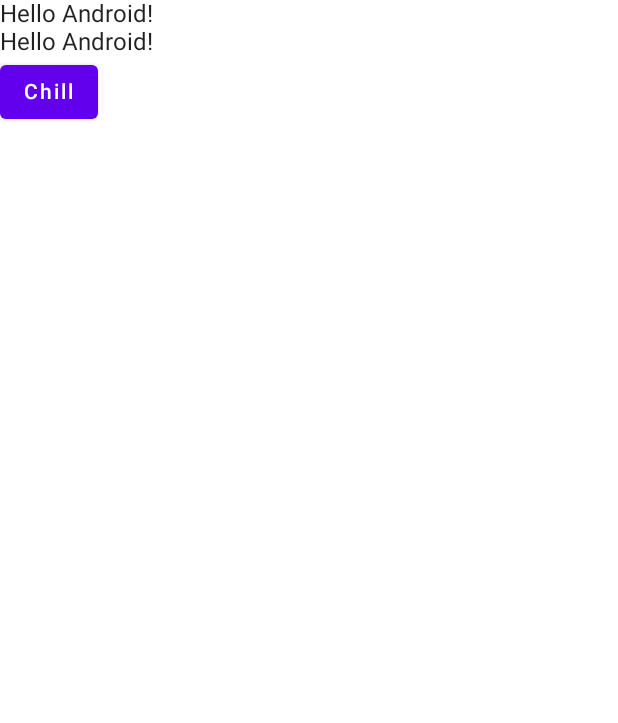
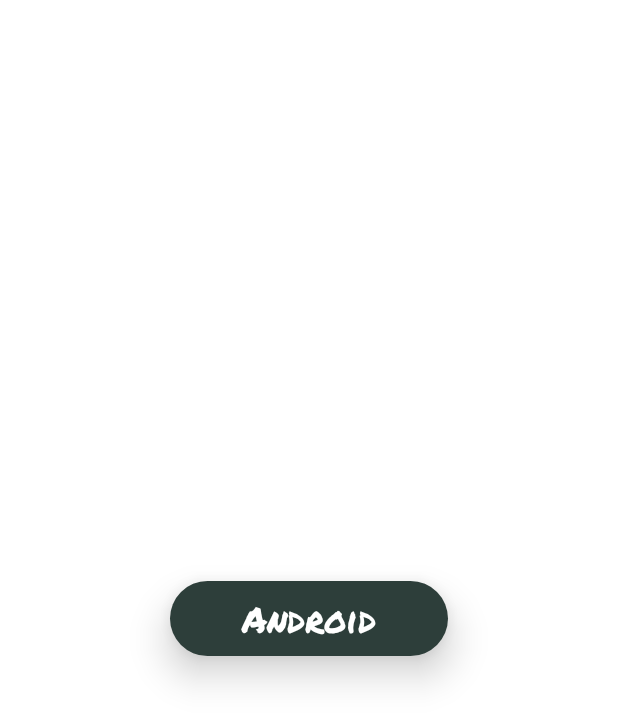
Before and after one commit to la-colinares/DigiDraw, an Android app built with Jetpack Compose: the screen it shows after launch (MainActivity), on a phone screen of 412 x 824 dp. Shown: the top 723 px of the screen. Run offline under Robolectric (Android 15) with nearby library versions, the phone set to English and light mode, and no system bars.

Commit message:
setup initial ui components

```diff
--- a/app/src/main/java/com/lacolinares/digidraw/MainActivity.kt
+++ b/app/src/main/java/com/lacolinares/digidraw/MainActivity.kt
@@ -2,21 +2,16 @@ package com.lacolinares.digidraw
 
 import android.os.Bundle
 import androidx.activity.ComponentActivity
-import androidx.activity.OnBackPressedDispatcher
-import androidx.activity.compose.BackHandler
 import androidx.activity.compose.setContent
-import androidx.compose.foundation.layout.Column
-import androidx.compose.foundation.layout.fillMaxHeight
 import androidx.compose.foundation.layout.fillMaxSize
-import androidx.compose.foundation.layout.fillMaxWidth
-import androidx.compose.material.Button
 import androidx.compose.material.MaterialTheme
 import androidx.compose.material.Surface
-import androidx.compose.material.Text
 import androidx.compose.runtime.Composable
 import androidx.compose.ui.Modifier
 import androidx.compose.ui.tooling.preview.Preview
+import androidx.compose.ui.unit.sp
 import androidx.core.splashscreen.SplashScreen.Companion.installSplashScreen
+import com.lacolinares.digidraw.ui.components.DigiButton
 import com.lacolinares.digidraw.ui.theme.DigiDrawTheme
 
 class MainActivity : ComponentActivity() {
@@ -27,33 +22,19 @@ class MainActivity : ComponentActivity() {
             DigiDrawTheme {
                 // A surface container using the 'background' color from the theme
                 Surface(modifier = Modifier.fillMaxSize(), color = MaterialTheme.colors.background) {
-                    Greeting("Android")
+                    DigiButton(text = "Android", fontSize = 24.sp)
                 }
             }
         }
-
-
     }
 
 }
 
-@Composable
-fun Greeting(name: String) {
-    Column(modifier = Modifier
-        .fillMaxWidth()
-        .fillMaxHeight()) {
-        Text(text = "Hello $name!")
-        Text(text = "Hello $name!")
-        Button(onClick = { /*TODO*/ }) {
-            Text(text = "Chill")
-        }
-    }
-}
 
 @Preview(showBackground = true, showSystemUi = true)
 @Composable
 fun DefaultPreview() {
     DigiDrawTheme {
-        Greeting("Android")
+        DigiButton(text = "Start", fontSize = 24.sp)
     }
 }
--- /dev/null
+++ b/app/src/main/java/com/lacolinares/digidraw/ui/components/DigiButton.kt
@@ -0,0 +1,48 @@
+package com.lacolinares.digidraw.ui.components
+
+import androidx.compose.foundation.layout.defaultMinSize
+import androidx.compose.foundation.layout.padding
+import androidx.compose.foundation.layout.wrapContentHeight
+import androidx.compose.foundation.layout.wrapContentWidth
+import androidx.compose.foundation.shape.RoundedCornerShape
+import androidx.compose.material.Card
+import androidx.compose.runtime.Composable
+import androidx.compose.ui.Alignment
+import androidx.compose.ui.Modifier
+import androidx.compose.ui.tooling.preview.Preview
+import androidx.compose.ui.tooling.preview.PreviewParameter
+import androidx.compose.ui.tooling.preview.PreviewParameterProvider
+import androidx.compose.ui.unit.TextUnit
+import androidx.compose.ui.unit.dp
+import androidx.compose.ui.unit.sp
+import com.lacolinares.digidraw.ui.theme.OuterSpace
+
+
+internal class DigiButtonPreviewParam: PreviewParameterProvider<String> {
+    override val values: Sequence<String>
+        get() = sequenceOf("Android")
+}
+
+@Preview(showBackground = true, backgroundColor = 0xFF455B56)
+@Composable
+fun DigiButton(@PreviewParameter(DigiButtonPreviewParam::class) text: String, fontSize: TextUnit = 12.sp){
+    Card(
+        shape = RoundedCornerShape(50.dp),
+        elevation = 16.dp,
+        modifier = Modifier
+            .defaultMinSize(minWidth = 200.dp)
+            .wrapContentWidth(align = Alignment.CenterHorizontally)
+            .wrapContentHeight(),
+        backgroundColor = OuterSpace
+    ) {
+        DigiText(
+            text = text,
+            fontSize = fontSize,
+            modifier = Modifier
+                .padding(
+                    horizontal = 40.dp,
+                    vertical = 8.dp
+                )
+        )
+    }
+}
--- /dev/null
+++ b/app/src/main/java/com/lacolinares/digidraw/ui/components/DigiText.kt
@@ -0,0 +1,35 @@
+package com.lacolinares.digidraw.ui.components
+
+import androidx.compose.foundation.layout.Column
+import androidx.compose.foundation.layout.padding
+import androidx.compose.material.Text
+import androidx.compose.runtime.Composable
+import androidx.compose.ui.Modifier
+import androidx.compose.ui.tooling.preview.Preview
+import androidx.compose.ui.tooling.preview.PreviewParameter
+import androidx.compose.ui.tooling.preview.PreviewParameterProvider
+import androidx.compose.ui.unit.TextUnit
+import androidx.compose.ui.unit.dp
+import androidx.compose.ui.unit.sp
+import com.lacolinares.digidraw.ui.theme.White
+import com.lacolinares.digidraw.ui.theme.marker
+
+
+internal class DigiTextPreviewParam: PreviewParameterProvider<String>{
+    override val values: Sequence<String>
+        get() = sequenceOf("FooBar")
+}
+
+@Preview(showBackground = true, backgroundColor = 0xFF455B56)
+@Composable
+fun DigiText(@PreviewParameter(DigiTextPreviewParam::class) text: String, fontSize: TextUnit = 16.sp, modifier: Modifier = Modifier) {
+    Column(modifier = Modifier.padding(horizontal = 8.dp)){
+        Text(
+            text = text,
+            fontFamily = marker,
+            color = White,
+            fontSize = fontSize,
+            modifier = modifier
+        )
+    }
+}
--- a/app/src/main/java/com/lacolinares/digidraw/ui/theme/Color.kt
+++ b/app/src/main/java/com/lacolinares/digidraw/ui/theme/Color.kt
@@ -6,3 +6,6 @@ val Purple200 = Color(0xFFBB86FC)
 val Purple500 = Color(0xFF6200EE)
 val Purple700 = Color(0xFF3700B3)
 val Teal200 = Color(0xFF03DAC5)
+val White = Color(0xFFFFFFFF)
+val MineralGreen = Color(0xFF455B56)
+val OuterSpace = Color(0xFF2D3E3A)
--- a/app/src/main/java/com/lacolinares/digidraw/ui/theme/Type.kt
+++ b/app/src/main/java/com/lacolinares/digidraw/ui/theme/Type.kt
@@ -2,9 +2,11 @@ package com.lacolinares.digidraw.ui.theme
 
 import androidx.compose.material.Typography
 import androidx.compose.ui.text.TextStyle
+import androidx.compose.ui.text.font.Font
 import androidx.compose.ui.text.font.FontFamily
 import androidx.compose.ui.text.font.FontWeight
 import androidx.compose.ui.unit.sp
+import com.lacolinares.digidraw.R
 
 // Set of Material typography styles to start with
 val Typography = Typography(
@@ -26,3 +28,9 @@ val Typography = Typography(
     )
     */
 )
+
+val marker = FontFamily(
+    listOf(
+        Font(R.font.permanent_marker_regular, FontWeight.Normal)
+    )
+)
--- a/app/src/main/res/values/colors.xml
+++ b/app/src/main/res/values/colors.xml
@@ -8,4 +8,5 @@
     <color name="black">#FF000000</color>
     <color name="white">#FFFFFFFF</color>
     <color name="mineral_green">#455B56</color>
+    <color name="outer_space">#2D3E3A</color>
 </resources>
```
